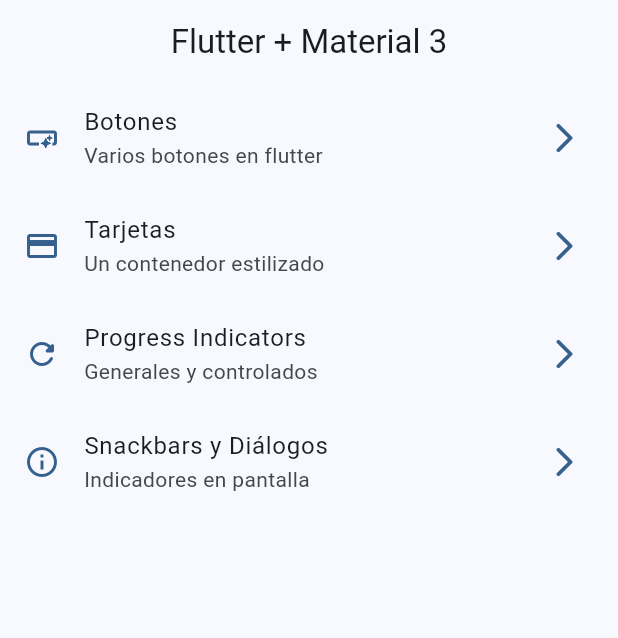
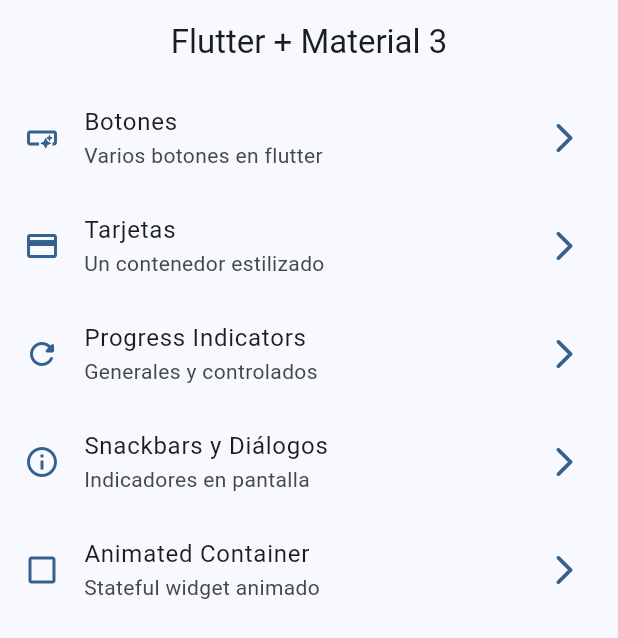
Before and after one commit to edu5975/windgets_app, a Flutter app: the screen it shows after launch, on a phone screen of 412 x 824 dp. Shown: the top 638 px of the screen. Run offline on Flutter 3.47's test engine with Material 2 defaults, Android fonts, the light colour scheme and no system bars; our stand-ins replace go_router.

Commit message:
animated container terminado

```diff
--- a/lib/config/menu/menu_items.dart
+++ b/lib/config/menu/menu_items.dart
@@ -39,4 +39,10 @@
     link: '/snackbars',
     icon: Icons.info_outline,
   ),
+  MenuItem(
+    title: 'Animated Container',
+    subTitle: 'Stateful widget animado',
+    link: '/animated',
+    icon: Icons.check_box_outline_blank_outlined,
+  ),
 ];
--- a/lib/config/router/app_router.dart
+++ b/lib/config/router/app_router.dart
@@ -29,5 +29,10 @@
       name: SnackbarScreen.name,
       builder: (context, state) => const SnackbarScreen(),
     ),
+    GoRoute(
+      path: '/animated',
+      name: AnimatedScreen.name,
+      builder: (context, state) => const AnimatedScreen(),
+    ),
   ],
 );
```
Also changed, not shown: lib/presentation/screens/animated/animated_screen.dart (+66 -2 lines).
